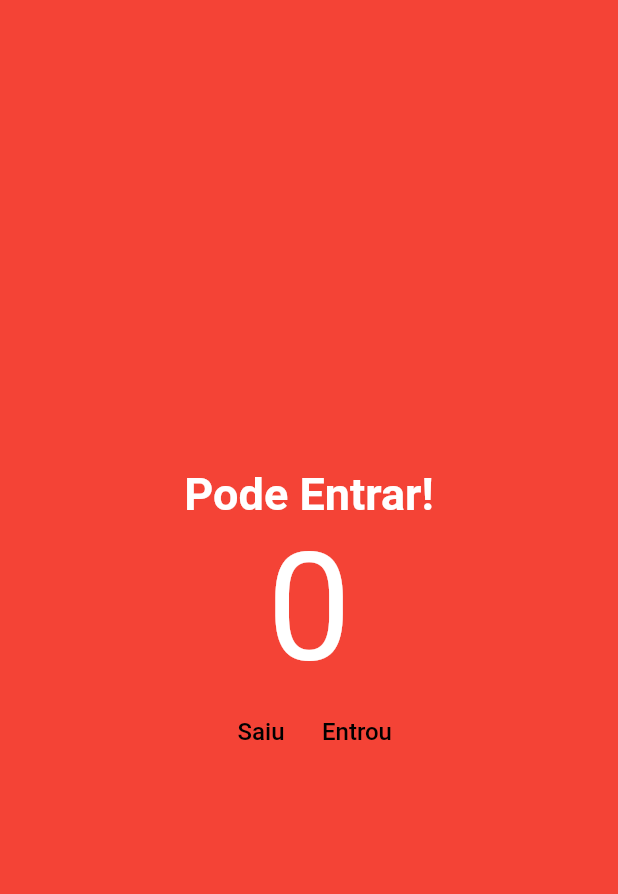
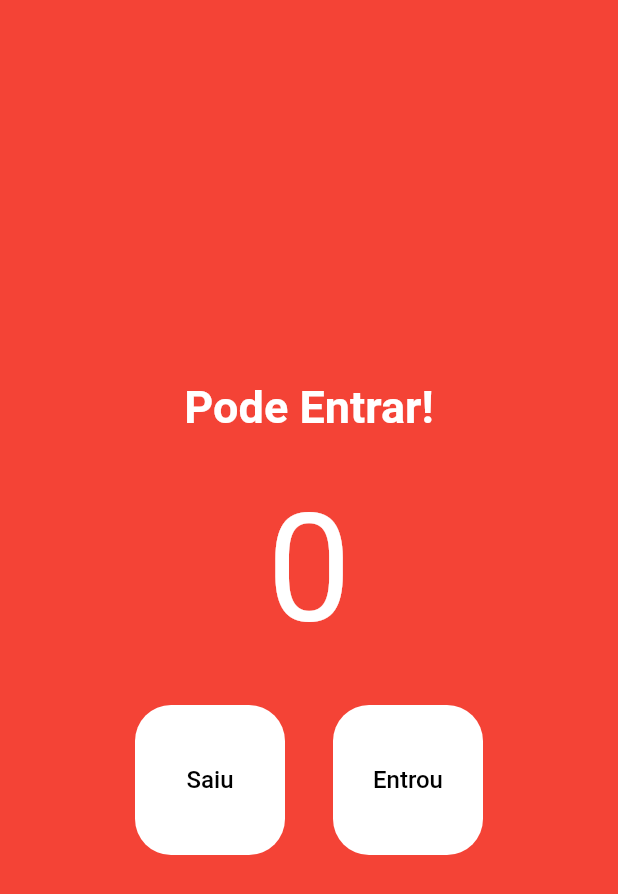
Before and after one commit to LucasLuann/Contador-em-Flutter, a Flutter app: the screen it shows after launch, on a phone screen of 412 x 824 dp. Shown: the top 894 px of the screen. Run offline on Flutter 3.47's test engine with Material 2 defaults, Android fonts, the phone set to English and light mode, and no system bars.

Commit message:
Foi aumentado o tamanho do botão, a cor de fundo quando ocorre o click, distanciamento horizontal entre os botões e distanciamento vertical entre os textos.

```diff
--- a/lib/main.dart
+++ b/lib/main.dart
@@ -40,6 +40,7 @@ class HomePage extends StatelessWidget {
             style: TextStyle(
                 fontSize: 30, color: Colors.white, fontWeight: FontWeight.w700),
           ),
+          const SizedBox(height: 32),
           const Text(
             '0',
             style: TextStyle(
@@ -47,18 +48,38 @@ class HomePage extends StatelessWidget {
               color: Colors.white,
             ),
           ),
+          const SizedBox(height: 32),
           Row(
             mainAxisAlignment: MainAxisAlignment.center,
             children: [
               TextButton(
                 onPressed: decrement,
-                child: Text('Saiu',
-                    style: TextStyle(color: Colors.black, fontSize: 16)),
+                style: TextButton.styleFrom(
+                    backgroundColor: Colors.white,
+                    fixedSize: const Size(100, 100),
+                    primary: Colors.black,
+                    shape: RoundedRectangleBorder(
+                      borderRadius: BorderRadius.circular(24),
+                    )),
+                child: const Text(
+                  'Saiu',
+                  style: TextStyle(color: Colors.black, fontSize: 16),
+                ),
               ),
+              const SizedBox(width: 32),
               TextButton(
                 onPressed: increment,
-                child: Text('Entrou',
-                    style: TextStyle(color: Colors.black, fontSize: 16)),
+                style: TextButton.styleFrom(
+                    backgroundColor: Colors.white,
+                    fixedSize: const Size(100, 100),
+                    primary: Colors.black,
+                    shape: RoundedRectangleBorder(
+                      borderRadius: BorderRadius.circular(24),
+                    )),
+                child: const Text(
+                  'Entrou',
+                  style: TextStyle(color: Colors.black, fontSize: 16),
+                ),
               ),
             ],
           )
```
